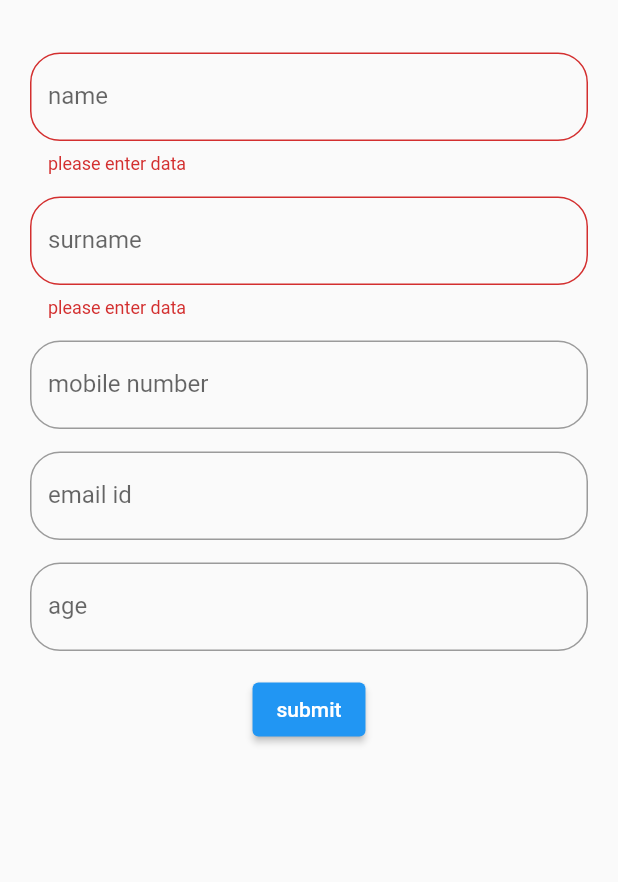
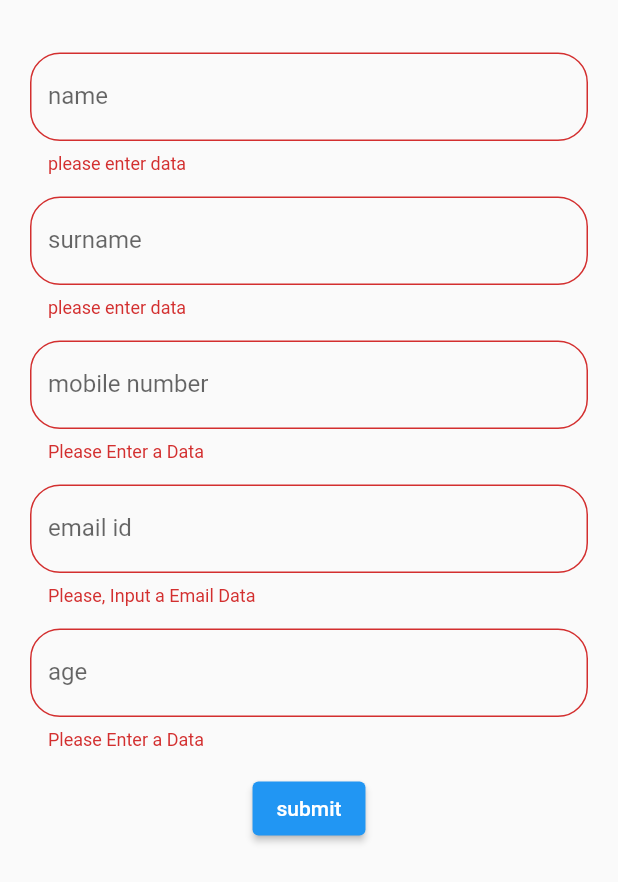
Before and after one commit to yash-suvagiya/my_practice, a Flutter app: the TextFormFild screen opened directly, after a tap on "submit", on a phone screen of 412 x 824 dp. Shown: the top 882 px of the screen. Run offline on Flutter 3.47's test engine with Material 2 defaults, Android fonts, the phone set to English and light mode, and no system bars; key blocks and very long unbroken strings in the code were emptied for the run.

Commit message:
text form fild(complite program)

```diff
--- a/lib/text_form_fild/textfoldfild.dart
+++ b/lib/text_form_fild/textfoldfild.dart
@@ -37,7 +37,8 @@ class _TextFormFildState extends State<TextFormFild> {
                         return 'please enter data';
                       } else if (value.length >= 20) {
                         return 'your enter charecter is up to 20';
-                      } else if (!RegExp('[a-zA-Z]').hasMatch(value)) {
+                      } else if (!RegExp('[a-zA-Z]').hasMatch(value) &&
+                          !RegExp('[0-9]').hasMatch(value)) {
                         return 'enter alfabet only';
                       } else {
                         return null;
@@ -58,7 +59,8 @@ class _TextFormFildState extends State<TextFormFild> {
                         return 'please enter data';
                       } else if (value.length >= 20) {
                         return 'your enter charecter is up to 20';
-                      } else if (!RegExp('[a-zA-Z]').hasMatch(value)) {
+                      } else if (!RegExp('[a-zA-Z]').hasMatch(value) &&
+                          !RegExp('[0-9]').hasMatch(value)) {
                         return 'enter alfabet only';
                       } else {
                         return null;
@@ -74,6 +76,17 @@ class _TextFormFildState extends State<TextFormFild> {
                   const SizedBox(height: 15),
                   TextFormField(
                     controller: _mobilenumber,
+                    validator: (value) {
+                      if (value!.isEmpty) {
+                        return "Please Enter a Data";
+                      } else if (!RegExp('[0-9]').hasMatch(value)) {
+                        return "Please Enter Numbers Only";
+                      } else if (value.length != 10) {
+                        return "Please Enter 10 Digit Number";
+                      } else {
+                        return null;
+                      }
+                    },
                     decoration: InputDecoration(
                       labelText: 'mobile number',
                       border: OutlineInputBorder(
@@ -84,6 +97,17 @@ class _TextFormFildState extends State<TextFormFild> {
                   const SizedBox(height: 15),
                   TextFormField(
                     controller: _emailid,
+                    validator: (value) {
+                      if (value!.isEmpty) {
+                        return "Please, Input a Email Data";
+                      } else if (!RegExp(
+                              r"^[a-zA-Z0-9.a-zA-Z0-9.!#$%&'*+-/=?^_`{|}~]+@[a-zA-Z0-9]+\.[a-zA-Z]+")
+                          .hasMatch(value)) {
+                        return "Please input data carefully";
+                      } else {
+                        return null;
+                      }
+                    },
                     decoration: InputDecoration(
                       labelText: 'email id',
                       border: OutlineInputBorder(
@@ -94,6 +118,17 @@ class _TextFormFildState extends State<TextFormFild> {
                   const SizedBox(height: 15),
                   TextFormField(
                     controller: _age,
+                    validator: (value) {
+                      if (value!.isEmpty) {
+                        return "Please Enter a Data";
+                      } else if (!RegExp('[0-9]').hasMatch(value)) {
+                        return "Please Enter Numbers Only";
+                      } else if (value.length != 2) {
+                        return "Please Enter Valid Date";
+                      } else {
+                        return null;
+                      }
+                    },
                     decoration: InputDecoration(
                       labelText: 'age',
                       border: OutlineInputBorder(
```
